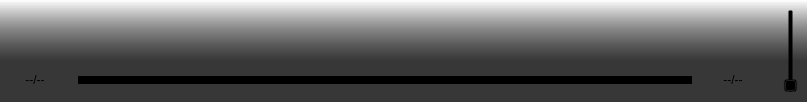
AlephNought0/Zoron, file interface.ui: the form before one commit.
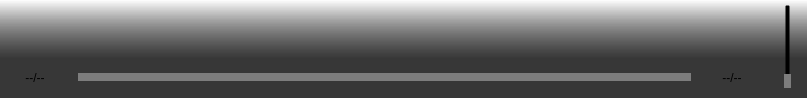
The form after the commit. Icons and pictures are not drawn. Custom widgets are drawn as their Qt base class.

```diff
--- a/interface.ui
+++ b/interface.ui
@@ -7,7 +7,7 @@
     <x>0</x>
     <y>0</y>
     <width>807</width>
-    <height>102</height>
+    <height>98</height>
    </rect>
   </property>
   <property name="sizePolicy">
@@ -105,7 +105,7 @@
             </property>
             <property name="sizeHint" stdset="0">
              <size>
-              <width>270</width>
+              <width>265</width>
               <height>0</height>
              </size>
             </property>
@@ -253,7 +253,7 @@
             </property>
             <property name="sizeHint" stdset="0">
              <size>
-              <width>270</width>
+              <width>265</width>
               <height>0</height>
              </size>
             </property>
@@ -283,7 +283,7 @@
            </widget>
           </item>
           <item>
-           <widget class="QSlider" name="durationSlider">
+           <widget class="CustomSlider" name="positionSlider">
             <property name="sizePolicy">
              <sizepolicy hsizetype="Expanding" vsizetype="Maximum">
               <horstretch>0</horstretch>
@@ -293,39 +293,49 @@
             <property name="minimumSize">
              <size>
               <width>0</width>
-              <height>20</height>
+              <height>0</height>
              </size>
             </property>
+            <property name="mouseTracking">
+             <bool>true</bool>
+            </property>
+            <property name="autoFillBackground">
+             <bool>false</bool>
+            </property>
             <property name="styleSheet">
              <string notr="true">QSlider {
 background-color: transparent;
 }
 
 QSlider::handle {
-background-color: rgba(255, 10, 0, 0);
+background-color: transparent;
 }
 
-QSlider::groove:horizontal {
+QSlider::groove {
 border: 0.5px solid transparent;
 height: 6px;
 }
 
 QSlider::sub-page {
-background: transparent;
+background: cyan;
+margin-left: 2px;
 }
 
 QSlider::add-page {
-background: black;
+background: rgb(125, 125, 125);
 }</string>
             </property>
             <property name="minimum">
              <number>0</number>
             </property>
             <property name="maximum">
-             <number>100</number>
+             <number>10000</number>
+            </property>
+            <property name="singleStep">
+             <number>0</number>
             </property>
             <property name="pageStep">
-             <number>10</number>
+             <number>0</number>
             </property>
             <property name="value">
              <number>0</number>
@@ -333,6 +343,15 @@
             <property name="orientation">
              <enum>Qt::Horizontal</enum>
             </property>
+            <property name="invertedAppearance">
+             <bool>false</bool>
+            </property>
+            <property name="invertedControls">
+             <bool>false</bool>
+            </property>
+            <property name="tickPosition">
+             <enum>QSlider::NoTicks</enum>
+            </property>
            </widget>
           </item>
           <item>
@@ -368,7 +387,7 @@
         </property>
         <property name="minimumSize">
          <size>
-          <width>33</width>
+          <width>26</width>
           <height>0</height>
          </size>
         </property>
@@ -377,25 +396,81 @@
         </property>
         <layout class="QVBoxLayout" name="verticalLayout_2">
          <property name="spacing">
-          <number>6</number>
+          <number>0</number>
          </property>
          <property name="sizeConstraint">
           <enum>QLayout::SetDefaultConstraint</enum>
          </property>
+         <property name="leftMargin">
+          <number>0</number>
+         </property>
+         <property name="topMargin">
+          <number>4</number>
+         </property>
+         <property name="rightMargin">
+          <number>4</number>
+         </property>
+         <property name="bottomMargin">
+          <number>10</number>
+         </property>
          <item>
           <widget class="QSlider" name="audioSlider">
+           <property name="enabled">
+            <bool>true</bool>
+           </property>
            <property name="sizePolicy">
-            <sizepolicy hsizetype="Maximum" vsizetype="Expanding">
+            <sizepolicy hsizetype="Minimum" vsizetype="Preferred">
              <horstretch>0</horstretch>
              <verstretch>0</verstretch>
             </sizepolicy>
            </property>
+           <property name="minimumSize">
+            <size>
+             <width>0</width>
+             <height>0</height>
+            </size>
+           </property>
+           <property name="layoutDirection">
+            <enum>Qt::LeftToRight</enum>
+           </property>
+           <property name="styleSheet">
+            <string notr="true">QSlider {
+background-color: transparent;
+width: 30px;
+}
+
+QSlider::handle {
+background-color: transparent;
+}
+
+QSlider::groove {
+width: 30px;
+}
+
+QSlider::add-page {
+width: 30px;
+margin-top: -7px;
+background: rgb(125, 125, 125);
+}</string>
+           </property>
            <property name="maximum">
             <number>100</number>
            </property>
+           <property name="sliderPosition">
+            <number>0</number>
+           </property>
            <property name="orientation">
             <enum>Qt::Vertical</enum>
            </property>
+           <property name="invertedAppearance">
+            <bool>false</bool>
+           </property>
+           <property name="invertedControls">
+            <bool>false</bool>
+           </property>
+           <property name="tickPosition">
+            <enum>QSlider::NoTicks</enum>
+           </property>
           </widget>
          </item>
         </layout>
@@ -406,6 +481,13 @@
    </item>
   </layout>
  </widget>
+ <customwidgets>
+  <customwidget>
+   <class>CustomSlider</class>
+   <extends>QSlider</extends>
+   <header>../../../Zoron/customslider.h</header>
+  </customwidget>
+ </customwidgets>
  <resources>
   <include location="resources.qrc"/>
  </resources>
```
Left out of the diff: 13 changed lines with no effect on the pictures.
